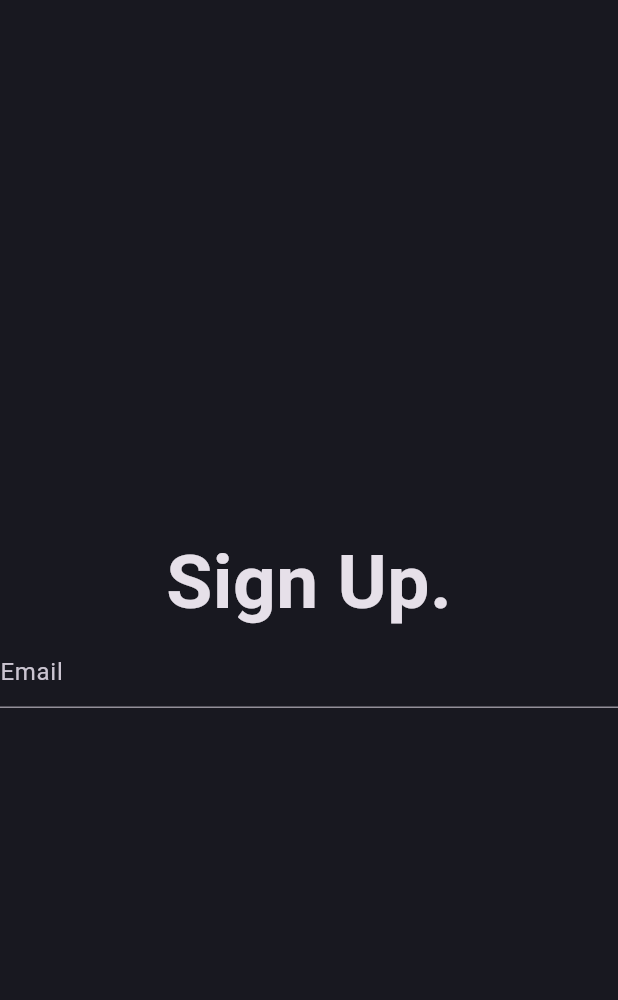
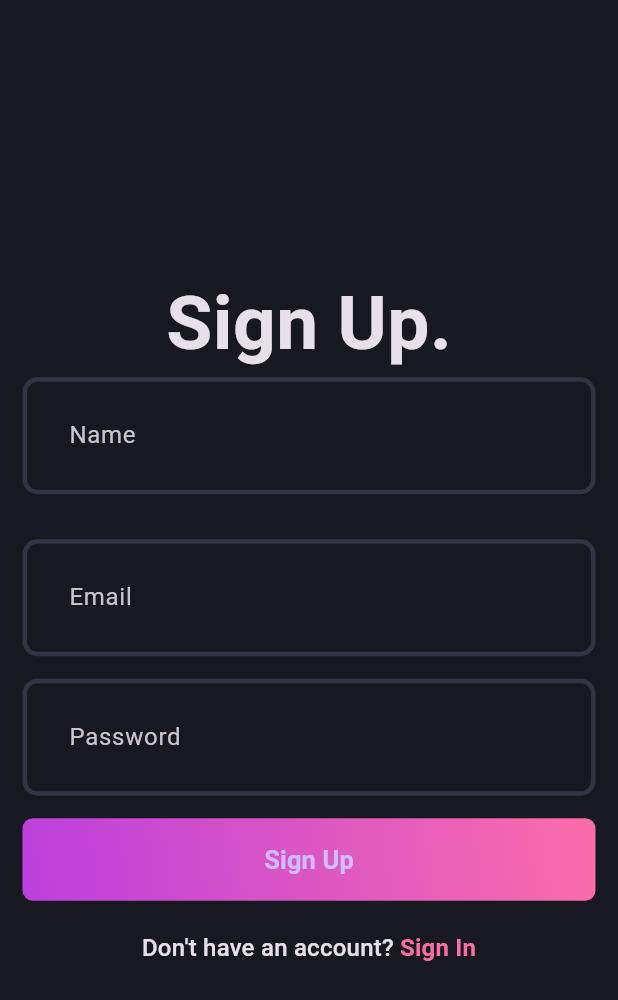
Before and after one commit to malachieborohoul/blog_app, a Flutter app: the screen it shows after launch, on a phone screen of 412 x 824 dp. Shown: the top 1000 px of the screen. Run offline on Flutter 3.47's test engine with Material 3 defaults, Android fonts, the phone set to English and light mode, and no system bars.

Commit message:
Sign Up page done

```diff
--- a/lib/core/theme/app_palette.dart
+++ b/lib/core/theme/app_palette.dart
@@ -5,8 +5,9 @@ class AppPalette {
   static const Color gradient1 = Color.fromRGBO(187, 63, 221, 1);
   static const Color gradient2 = Color.fromRGBO(251, 109, 169, 1);
   static const Color gradient3 = Color.fromRGBO(255, 159, 124, 1);
-  static const Color borderColor = Color.fromRGBO(24, 24, 67, 1);
+  static const Color borderColor = Color.fromRGBO(52, 51, 67, 1);
   static const Color whiteColor = Colors.white;
   static const Color greyColor = Colors.grey;
   static const Color errorColor = Colors.redAccent;
+  static const Color transparentColor = Colors.transparent;
 }
--- a/lib/core/theme/theme.dart
+++ b/lib/core/theme/theme.dart
@@ -2,7 +2,18 @@ import 'package:blog_app/core/theme/app_palette.dart';
 import 'package:flutter/material.dart';
 
 class AppTheme {
+  static _border([Color color = AppPalette.borderColor]) => OutlineInputBorder(
+        borderSide: BorderSide(
+          color: color,
+          width: 3,
+        ),
+        borderRadius: BorderRadius.circular(10),
+      );
   static final darkThemeMode = ThemeData.dark().copyWith(
-    scaffoldBackgroundColor: AppPalette.backgroundColor
+    scaffoldBackgroundColor: AppPalette.backgroundColor,
+    inputDecorationTheme: InputDecorationTheme(
+        contentPadding: const EdgeInsets.all(27),
+        enabledBorder: _border(),
+        focusedBorder: _border(AppPalette.gradient2)),
   );
 }
--- a/lib/features/auth/presentation/pages/signup_page.dart
+++ b/lib/features/auth/presentation/pages/signup_page.dart
@@ -1,4 +1,6 @@
+import 'package:blog_app/core/theme/app_palette.dart';
 import 'package:blog_app/features/auth/presentation/widgets/auth_field.dart';
+import 'package:blog_app/features/auth/presentation/widgets/auth_gradient_button.dart';
 import 'package:flutter/material.dart';
 
 class SignupPage extends StatefulWidget {
@@ -11,16 +13,49 @@ class SignupPage extends StatefulWidget {
 class _SignupPageState extends State<SignupPage> {
   @override
   Widget build(BuildContext context) {
-    return const Scaffold(
-      body: Column(
+    return Scaffold(
+      body: Padding(
+        padding: const EdgeInsets.all(15),
+        child: Column(
           mainAxisAlignment: MainAxisAlignment.center,
           children: [
-          Text(
+            const Text(
               "Sign Up.",
               style: TextStyle(fontSize: 50, fontWeight: FontWeight.bold),
             ),
-          AuthField(hintText: 'Email')
+            const AuthField(hintText: 'Name'),
+            const SizedBox(
+              height: 30,
+            ),
+            const AuthField(hintText: 'Email'),
+            const SizedBox(
+              height: 15,
+            ),
+            const AuthField(hintText: 'Password'),
+            const SizedBox(
+              height: 15,
+            ),
+            const AuthGradientButton(),
+            const SizedBox(
+              height: 20,
+            ),
+            RichText(
+              text: TextSpan(
+                  text: 'Don\'t have an account? ',
+                  style: Theme.of(context).textTheme.titleMedium,
+                  children: [
+                    TextSpan(
+                        text: 'Sign In',
+                        style: Theme.of(context)
+                            .textTheme
+                            .titleMedium
+                            ?.copyWith(
+                                color: AppPalette.gradient2,
+                                fontWeight: FontWeight.bold))
+                  ]),
+            )
           ],
+        ),
       ),
     );
   }
--- /dev/null
+++ b/lib/features/auth/presentation/widgets/auth_gradient_button.dart
@@ -0,0 +1,32 @@
+import 'package:blog_app/core/theme/app_palette.dart';
+import 'package:flutter/material.dart';
+
+class AuthGradientButton extends StatelessWidget {
+  const AuthGradientButton({super.key});
+
+  @override
+  Widget build(BuildContext context) {
+    return Container(
+      decoration: BoxDecoration(
+          gradient: const LinearGradient(colors: [
+            AppPalette.gradient1,
+            AppPalette.gradient2,
+          ], begin: Alignment.bottomLeft, end: Alignment.topRight),
+          borderRadius: BorderRadius.circular(7)),
+      child: ElevatedButton(
+          style: ElevatedButton.styleFrom(
+            backgroundColor: AppPalette.transparentColor,
+            shadowColor: AppPalette.transparentColor,
+            fixedSize: const Size(
+              395,
+              55,
+            )
+          ),
+          onPressed: () {},
+          child: const Text(
+            'Sign Up',
+            style: TextStyle(fontSize: 17, fontWeight: FontWeight.w600),
+          )),
+    );
+  }
+}
```
Lines whose indentation alone changed are shown as unchanged.
